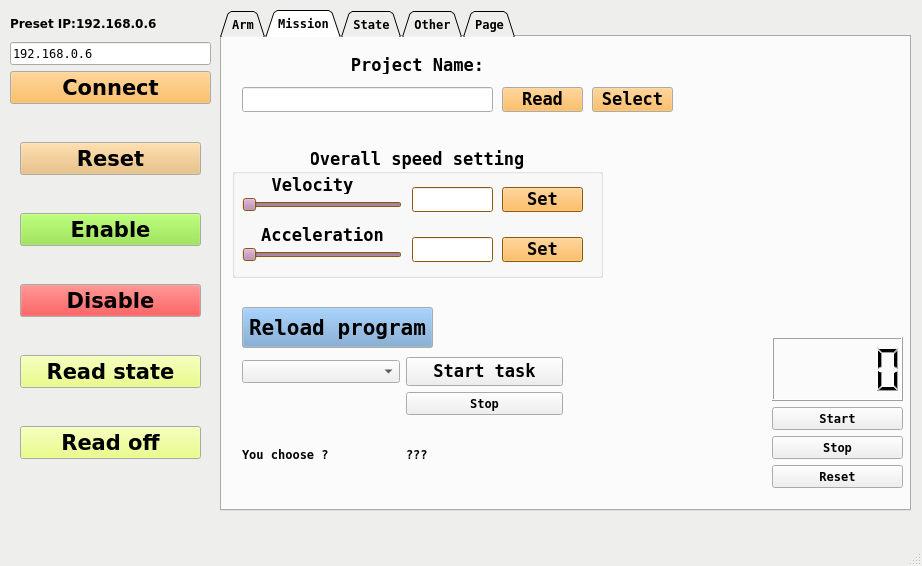
Qt form scripts/main.ui (SamKaiYang/ros_modbus_nex) before a commit.
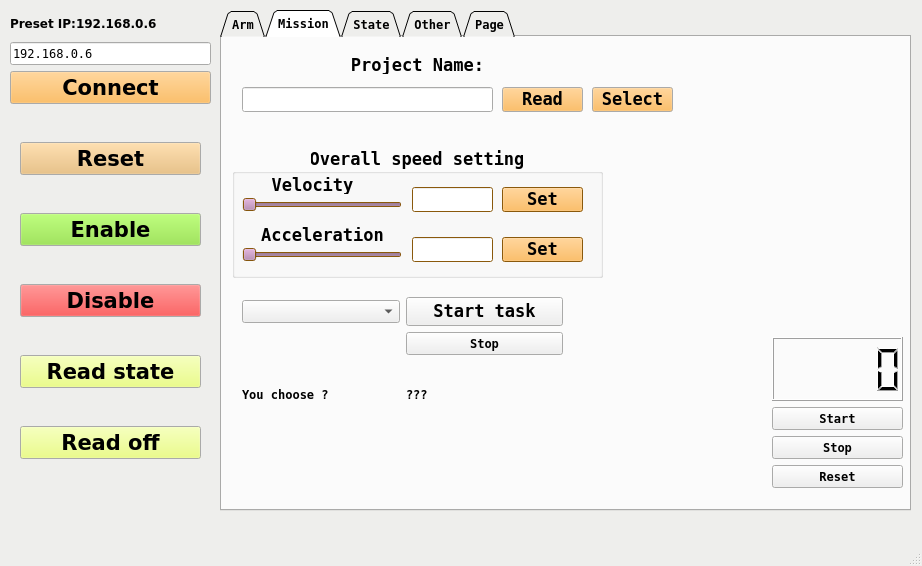
The same form after that commit. Icons and pictures are not drawn.

```diff
--- a/scripts/main.ui
+++ b/scripts/main.ui
@@ -624,7 +624,7 @@
       <property name="geometry">
        <rect>
         <x>20</x>
-        <y>320</y>
+        <y>260</y>
         <width>321</width>
         <height>131</height>
        </rect>
@@ -668,66 +668,6 @@
        </item>
       </layout>
      </widget>
-     <widget class="QPushButton" name="btn_reload">
-      <property name="geometry">
-       <rect>
-        <x>20</x>
-        <y>270</y>
-        <width>191</width>
-        <height>41</height>
-       </rect>
-      </property>
-      <property name="palette">
-       <palette>
-        <active>
-         <colorrole role="Button">
-          <brush brushstyle="SolidPattern">
-           <color alpha="255">
-            <red>114</red>
-            <green>159</green>
-            <blue>207</blue>
-           </color>
-          </brush>
-         </colorrole>
-        </active>
-        <inactive>
-         <colorrole role="Button">
-          <brush brushstyle="SolidPattern">
-           <color alpha="255">
-            <red>114</red>
-            <green>159</green>
-            <blue>207</blue>
-           </color>
-          </brush>
-         </colorrole>
-        </inactive>
-        <disabled>
-         <colorrole role="Button">
-          <brush brushstyle="SolidPattern">
-           <color alpha="255">
-            <red>114</red>
-            <green>159</green>
-            <blue>207</blue>
-           </color>
-          </brush>
-         </colorrole>
-        </disabled>
-       </palette>
-      </property>
-      <property name="font">
-       <font>
-        <pointsize>16</pointsize>
-        <weight>75</weight>
-        <italic>false</italic>
-        <bold>true</bold>
-        <underline>false</underline>
-        <strikeout>false</strikeout>
-       </font>
-      </property>
-      <property name="text">
-       <string>Reload program</string>
-      </property>
-     </widget>
      <widget class="QGroupBox" name="groupBox_speed">
       <property name="geometry">
        <rect>
```
